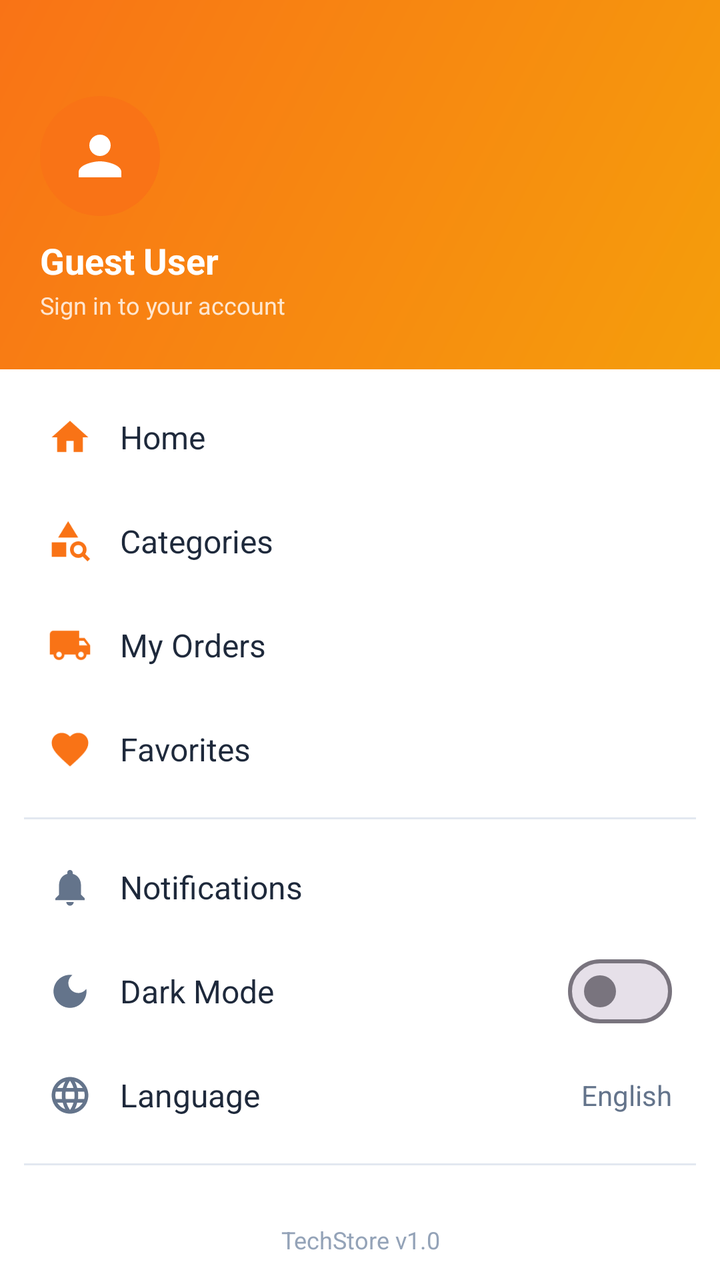
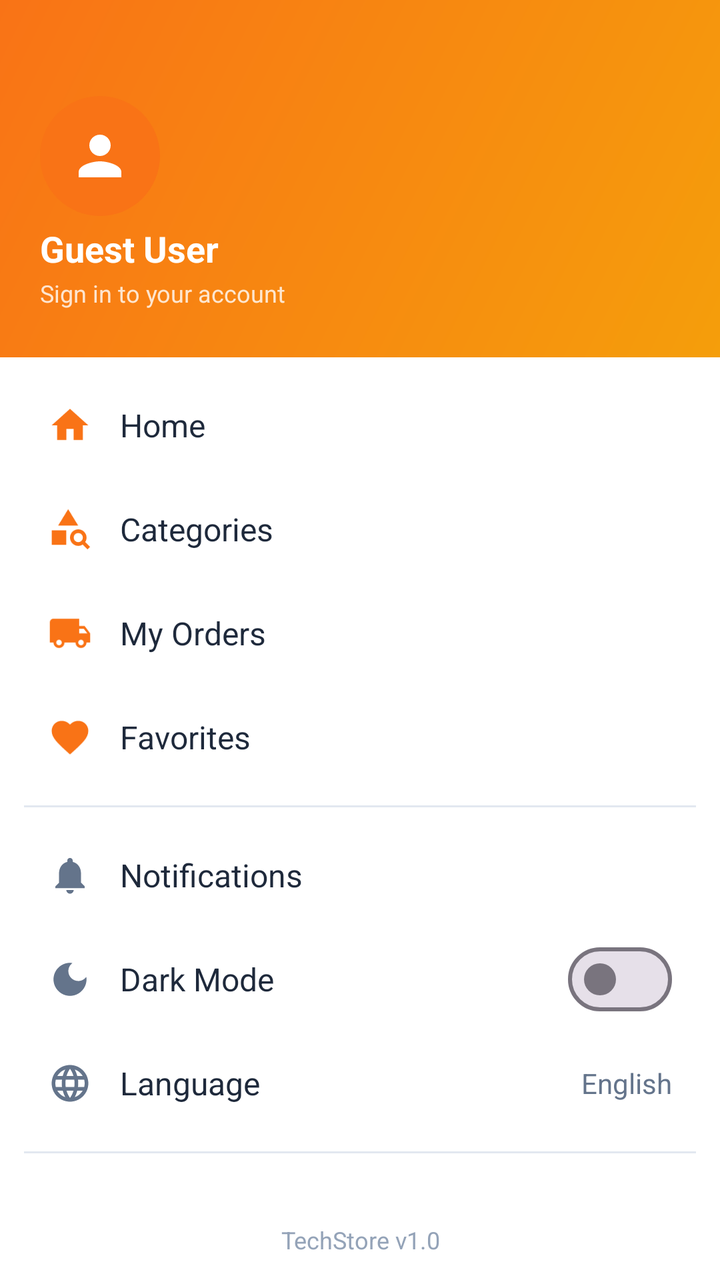

Compare the two renders of this Android layout. The source of the first and the diff that turns it into the second are given below.
<!-- AndroidManifest.xml: application theme Theme.BeckieDealApp -->
<!-- res/layout/layout_drawer.xml -->
﻿<?xml version="1.0" encoding="utf-8"?>

<LinearLayout
    xmlns:android="http://schemas.android.com/apk/res/android"
    xmlns:app="http://schemas.android.com/apk/res-auto"
    android:id="@+id/drawerPanel"
    android:layout_width="300dp"
    android:layout_height="match_parent"
    android:layout_gravity="start"
    android:background="@color/surface"
    android:orientation="vertical"
    android:fitsSystemWindows="true">

    
    <LinearLayout
        android:layout_width="match_parent"
        android:layout_height="wrap_content"
        android:background="@drawable/hero_gradient"
        android:orientation="vertical"
        android:paddingStart="20dp"
        android:paddingEnd="20dp"
        android:paddingTop="48dp"
        android:paddingBottom="24dp">

        
        <LinearLayout
            android:layout_width="60dp"
            android:layout_height="60dp"
            android:background="@drawable/about_icon_circle_bg"
            android:gravity="center">
            <ImageView
                android:id="@+id/drawerAvatar"
                android:layout_width="32dp"
                android:layout_height="32dp"
                android:src="@drawable/ic_person"
                android:contentDescription="User avatar"
                app:tint="@color/white_fixed" />
        </LinearLayout>

        <TextView
            android:id="@+id/drawerUserName"
            android:layout_width="wrap_content"
            android:layout_height="wrap_content"
            android:layout_marginTop="10dp"
            android:text="Guest User"
            android:textColor="@color/white_fixed"
            android:textSize="@dimen/text_size_title_small"
            android:textStyle="bold" />

        <TextView
            android:id="@+id/drawerUserEmail"
            android:layout_width="wrap_content"
            android:layout_height="wrap_content"
            android:layout_marginTop="2dp"
            android:text="Sign in to your account"
            android:textColor="#CCFFFFFF"
            android:textSize="@dimen/text_size_caption" />

    </LinearLayout>

    
    <ScrollView
        android:layout_width="match_parent"
        android:layout_height="0dp"
        android:layout_weight="1"
        android:scrollbars="none"
        android:paddingTop="8dp"
        android:paddingBottom="8dp">

        <LinearLayout
            android:layout_width="match_parent"
            android:layout_height="wrap_content"
            android:orientation="vertical"
            android:paddingHorizontal="12dp">

            
            <LinearLayout
                android:id="@+id/drawerHome"
                android:layout_width="match_parent"
                android:layout_height="52dp"
                android:background="@drawable/drawer_item_bg"
                android:clickable="true"
                android:focusable="true"
                android:gravity="center_vertical"
                android:orientation="horizontal"
                android:paddingHorizontal="12dp">
                <ImageView
                    android:layout_width="22dp"
                    android:layout_height="22dp"
                    android:src="@drawable/ic_home"
                    android:contentDescription="Home"
                    app:tint="@color/primary" />
                <TextView
                    android:layout_width="0dp"
                    android:layout_height="wrap_content"
                    android:layout_weight="1"
                    android:layout_marginStart="14dp"
                    android:text="Home"
                    android:textColor="@color/text_primary"
                    android:textSize="@dimen/text_size_body_large" />
            </LinearLayout>

            
            <LinearLayout
                android:id="@+id/drawerCategories"
                android:layout_width="match_parent"
                android:layout_height="52dp"
                android:background="@drawable/drawer_item_bg"
                android:clickable="true"
                android:focusable="true"
                android:gravity="center_vertical"
                android:orientation="horizontal"
                android:paddingHorizontal="12dp">
                <ImageView
                    android:layout_width="22dp"
                    android:layout_height="22dp"
                    android:src="@drawable/category_search_24"
                    android:contentDescription="Categories"
                    app:tint="@color/primary" />
                <TextView
                    android:layout_width="0dp"
                    android:layout_height="wrap_content"
                    android:layout_weight="1"
                    android:layout_marginStart="14dp"
                    android:text="Categories"
                    android:textColor="@color/text_primary"
                    android:textSize="@dimen/text_size_body_large" />
            </LinearLayout>

            
            <LinearLayout
                android:id="@+id/drawerOrders"
                android:layout_width="match_parent"
                android:layout_height="52dp"
                android:background="@drawable/drawer_item_bg"
                android:clickable="true"
                android:focusable="true"
                android:gravity="center_vertical"
                android:orientation="horizontal"
                android:paddingHorizontal="12dp">
                <ImageView
                    android:layout_width="22dp"
                    android:layout_height="22dp"
                    android:src="@drawable/ic_orders"
                    android:contentDescription="My Orders"
                    app:tint="@color/primary" />
                <TextView
                    android:layout_width="0dp"
                    android:layout_height="wrap_content"
                    android:layout_weight="1"
                    android:layout_marginStart="14dp"
                    android:text="My Orders"
                    android:textColor="@color/text_primary"
                    android:textSize="@dimen/text_size_body_large" />
            </LinearLayout>

            
            <LinearLayout
                android:id="@+id/drawerFavorites"
                android:layout_width="match_parent"
                android:layout_height="52dp"
                android:background="@drawable/drawer_item_bg"
                android:clickable="true"
                android:focusable="true"
                android:gravity="center_vertical"
                android:orientation="horizontal"
                android:paddingHorizontal="12dp">
                <ImageView
                    android:layout_width="22dp"
                    android:layout_height="22dp"
                    android:src="@drawable/ic_favorite"
                    android:contentDescription="Favorites"
                    app:tint="@color/primary" />
                <TextView
                    android:layout_width="0dp"
                    android:layout_height="wrap_content"
                    android:layout_weight="1"
                    android:layout_marginStart="14dp"
                    android:text="Favorites"
                    android:textColor="@color/text_primary"
                    android:textSize="@dimen/text_size_body_large" />
                
                <TextView
                    android:id="@+id/drawerFavBadge"
                    android:layout_width="22dp"
                    android:layout_height="22dp"
                    android:background="@drawable/badge_pill"
                    android:backgroundTint="@color/red_error"
                    android:gravity="center"
                    android:text="0"
                    android:textColor="@color/white_fixed"
                    android:textSize="@dimen/text_size_overline"
                    android:textStyle="bold"
                    android:visibility="gone" />
            </LinearLayout>

            
            <View
                android:layout_width="match_parent"
                android:layout_height="1dp"
                android:layout_marginVertical="8dp"
                android:background="@color/border_color" />

            
            <LinearLayout
                android:id="@+id/drawerNotifications"
                android:layout_width="match_parent"
                android:layout_height="52dp"
                android:background="@drawable/drawer_item_bg"
                android:clickable="true"
                android:focusable="true"
                android:gravity="center_vertical"
                android:orientation="horizontal"
                android:paddingHorizontal="12dp">
                <ImageView
                    android:layout_width="22dp"
                    android:layout_height="22dp"
                    android:src="@drawable/ic_notifications"
                    android:contentDescription="Notifications"
                    app:tint="@color/text_secondary" />
                <TextView
                    android:layout_width="0dp"
                    android:layout_height="wrap_content"
                    android:layout_weight="1"
                    android:layout_marginStart="14dp"
                    android:text="Notifications"
                    android:textColor="@color/text_primary"
                    android:textSize="@dimen/text_size_body_large" />
            </LinearLayout>

            
            <LinearLayout
                android:id="@+id/drawerDarkMode"
                android:layout_width="match_parent"
                android:layout_height="52dp"
                android:background="@drawable/drawer_item_bg"
                android:clickable="true"
                android:focusable="true"
                android:gravity="center_vertical"
                android:orientation="horizontal"
                android:paddingHorizontal="12dp">
                <ImageView
                    android:layout_width="22dp"
                    android:layout_height="22dp"
                    android:src="@drawable/ic_dark_mode"
                    android:contentDescription="Dark Mode"
                    app:tint="@color/text_secondary" />
                <TextView
                    android:layout_width="0dp"
                    android:layout_height="wrap_content"
                    android:layout_weight="1"
                    android:layout_marginStart="14dp"
                    android:text="Dark Mode"
                    android:textColor="@color/text_primary"
                    android:textSize="@dimen/text_size_body_large" />
                <com.google.android.material.materialswitch.MaterialSwitch
                    android:id="@+id/drawerDarkModeSwitch"
                    android:layout_width="wrap_content"
                    android:layout_height="wrap_content"
                    android:checked="false" />
            </LinearLayout>

            
            <LinearLayout
                android:id="@+id/drawerLanguage"
                android:layout_width="match_parent"
                android:layout_height="52dp"
                android:background="@drawable/drawer_item_bg"
                android:clickable="true"
                android:focusable="true"
                android:gravity="center_vertical"
                android:orientation="horizontal"
                android:paddingHorizontal="12dp">
                <ImageView
                    android:layout_width="22dp"
                    android:layout_height="22dp"
                    android:src="@drawable/ic_language"
                    android:contentDescription="Language"
                    app:tint="@color/text_secondary" />
                <TextView
                    android:layout_width="0dp"
                    android:layout_height="wrap_content"
                    android:layout_weight="1"
                    android:layout_marginStart="14dp"
                    android:text="Language"
                    android:textColor="@color/text_primary"
                    android:textSize="@dimen/text_size_body_large" />
                <TextView
                    android:id="@+id/drawerLanguageValue"
                    android:layout_width="wrap_content"
                    android:layout_height="wrap_content"
                    android:text="English"
                    android:textColor="@color/text_secondary"
                    android:textSize="@dimen/text_size_body" />
            </LinearLayout>

            
            <View
                android:layout_width="match_parent"
                android:layout_height="1dp"
                android:layout_marginVertical="8dp"
                android:background="@color/border_color" />

            
            <LinearLayout
                android:id="@+id/drawerAbout"
                android:layout_width="match_parent"
                android:layout_height="52dp"
                android:background="@drawable/drawer_item_bg"
                android:clickable="true"
                android:focusable="true"
                android:gravity="center_vertical"
                android:orientation="horizontal"
                android:paddingHorizontal="12dp">
                <ImageView
                    android:layout_width="22dp"
                    android:layout_height="22dp"
                    android:src="@drawable/ic_info"
                    android:contentDescription="About Us"
                    app:tint="@color/text_secondary" />
                <TextView
                    android:layout_width="0dp"
                    android:layout_height="wrap_content"
                    android:layout_weight="1"
                    android:layout_marginStart="14dp"
                    android:text="About Us"
                    android:textColor="@color/text_primary"
                    android:textSize="@dimen/text_size_body_large" />
            </LinearLayout>

            
            <LinearLayout
                android:id="@+id/drawerLogin"
                android:layout_width="match_parent"
                android:layout_height="52dp"
                android:background="@drawable/drawer_item_bg"
                android:clickable="true"
                android:focusable="true"
                android:gravity="center_vertical"
                android:orientation="horizontal"
                android:paddingHorizontal="12dp">
                <ImageView
                    android:id="@+id/drawerLoginIcon"
                    android:layout_width="22dp"
                    android:layout_height="22dp"
                    android:src="@drawable/ic_account"
                    android:contentDescription="Login"
                    app:tint="@color/text_secondary" />
                <TextView
                    android:id="@+id/drawerLoginLabel"
                    android:layout_width="0dp"
                    android:layout_height="wrap_content"
                    android:layout_weight="1"
                    android:layout_marginStart="14dp"
                    android:text="Login / Register"
                    android:textColor="@color/text_primary"
                    android:textSize="@dimen/text_size_body_large" />
            </LinearLayout>

        </LinearLayout>
    </ScrollView>

    
    <TextView
        android:layout_width="match_parent"
        android:layout_height="40dp"
        android:gravity="center"
        android:text="TechStore v1.0"
        android:textColor="@color/text_muted"
        android:textSize="@dimen/text_size_caption" />

</LinearLayout>
<!-- resources referenced by this layout -->
<resources>
  <color name="border_color">#E2E8F0</color>
  <color name="primary">#F97316</color>
  <color name="red_error">#EF4444</color>
  <color name="surface">#FFFFFF</color>
  <color name="text_muted">#94A3B8</color>
  <color name="text_primary">#1E293B</color>
  <color name="text_secondary">#64748B</color>
  <color name="white_fixed">#FFFFFF</color>
  <dimen name="text_size_body">13sp</dimen>
  <dimen name="text_size_body_large">15sp</dimen>
  <dimen name="text_size_caption">11sp</dimen>
  <dimen name="text_size_overline">9sp</dimen>
  <dimen name="text_size_title_small">17sp</dimen>
  <!-- drawable about_icon_circle_bg (drawable) -->
  <?xml version="1.0" encoding="utf-8"?>
  <shape xmlns:android="http://schemas.android.com/apk/res/android"
      android:shape="oval">
      <solid android:color="@color/primary" />
  </shape>
  <!-- drawable badge_pill (drawable) -->
  <?xml version="1.0" encoding="utf-8"?>
  <shape xmlns:android="http://schemas.android.com/apk/res/android"
      android:shape="oval">
      <solid android:color="@color/primary" />
      <stroke 
          android:width="1.5dp" 
          android:color="@color/surface" />
      <size android:width="14dp" android:height="14dp" />
  </shape>
  <!-- drawable hero_gradient (drawable) -->
  <?xml version="1.0" encoding="utf-8"?>
  <shape xmlns:android="http://schemas.android.com/apk/res/android">
      <gradient
          android:angle="135"
          android:startColor="#F59E0B"
          android:endColor="#F97316"
          android:type="linear" />
  </shape>
  <!-- drawable ic_home (drawable) -->
  <vector xmlns:android="http://schemas.android.com/apk/res/android"
      android:width="24dp"
      android:height="24dp"
      android:viewportWidth="24"
      android:viewportHeight="24">
      <path
          android:fillColor="@android:color/white"
          android:pathData="M10,20v-6h4v6h5v-8h3L12,3 2,12h3v8z" />
  </vector>
  <style name="Theme.BeckieDealApp" parent="Base.Theme.BeckieDealApp">
          <item name="buttonStyle">@style/Widget.App.Button</item>
          <item name="materialButtonStyle">@style/Widget.App.Button</item>
      </style>
  <style name="Widget.App.Button" parent="Widget.Material3.Button">
          <item name="shapeAppearance">@style/ShapeAppearance.App.Button.Pill</item>
      </style>
  <color name="on_primary">#FFFFFF</color>
  <color name="primary_container">#F97316</color>
  <color name="on_primary_container">#582200</color>
  <color name="background">#F8FAFC</color>
  <color name="on_surface">#251913</color>
  <style name="ShapeAppearance.App.Button.Pill" parent="">
          <item name="cornerFamily">rounded</item>
          <item name="cornerSize">50%</item>
      </style>
  <style name="Widget.App.BottomNav.ActiveIndicator" parent="Widget.Material3.BottomNavigationView.ActiveIndicator">
          <item name="android:color">@color/nav_indicator_fill</item>
          <item name="android:width">80dp</item>
          <item name="android:height">36dp</item>
          <item name="shapeAppearance">@style/ShapeAppearance.App.BottomNav.ActiveIndicator</item>
      </style>
  <color name="nav_indicator_fill">#FFF1EB</color>
  <style name="ShapeAppearance.App.BottomNav.ActiveIndicator" parent="">
          <item name="cornerFamily">rounded</item>
          <item name="cornerSize">50%</item>
      </style>
  <!-- unchanged entries left out for length: 12 -->
</resources>

<!-- the commit's change to res/layout/layout_drawer.xml (unified diff, before → after) -->
@@ -37,11 +37,22 @@
                 app:tint="@color/white_fixed" />
         </LinearLayout>
 
+        
+        <TextView
+            android:id="@+id/drawerWelcomeBack"
+            android:layout_width="wrap_content"
+            android:layout_height="wrap_content"
+            android:layout_marginTop="10dp"
+            android:text="Welcome back!"
+            android:textColor="#CCFFFFFF"
+            android:textSize="@dimen/text_size_caption"
+            android:visibility="gone" />
+
         <TextView
             android:id="@+id/drawerUserName"
             android:layout_width="wrap_content"
             android:layout_height="wrap_content"
-            android:layout_marginTop="10dp"
+            android:layout_marginTop="4dp"
             android:text="Guest User"
             android:textColor="@color/white_fixed"
             android:textSize="@dimen/text_size_title_small"
@@ -357,6 +368,35 @@
                     android:textSize="@dimen/text_size_body_large" />
             </LinearLayout>
 
+            
+            <LinearLayout
+                android:id="@+id/drawerLogout"
+                android:layout_width="match_parent"
+                android:layout_height="52dp"
+                android:background="@drawable/drawer_item_bg"
+                android:clickable="true"
+                android:focusable="true"
+                android:gravity="center_vertical"
+                android:orientation="horizontal"
+                android:paddingHorizontal="12dp"
+                android:visibility="gone">
+                <ImageView
+                    android:layout_width="22dp"
+                    android:layout_height="22dp"
+                    android:src="@drawable/ic_logout"
+                    android:contentDescription="Logout"
+                    app:tint="@color/red_error" />
+                <TextView
+                    android:layout_width="0dp"
+                    android:layout_height="wrap_content"
+                    android:layout_weight="1"
+                    android:layout_marginStart="14dp"
+                    android:text="Logout"
+                    android:textColor="@color/red_error"
+                    android:textSize="@dimen/text_size_body_large"
+                    android:textStyle="bold" />
+            </LinearLayout>
+
         </LinearLayout>
     </ScrollView>
 
<!-- resource entries referenced after the edit -->
@@ -48,6 +48,16 @@
           android:fillColor="@android:color/white"
           android:pathData="M10,20v-6h4v6h5v-8h3L12,3 2,12h3v8z" />
   </vector>
+  <!-- drawable ic_logout (drawable) -->
+  <vector xmlns:android="http://schemas.android.com/apk/res/android"
+      android:width="24dp"
+      android:height="24dp"
+      android:viewportWidth="24"
+      android:viewportHeight="24">
+      <path
+          android:fillColor="#000000"
+          android:pathData="M17,7l-1.41,1.41L18.17,11H8v2h10.17l-2.58,2.58L17,17l5,-5zM4,5h8V3H4c-1.1,0 -2,0.9 -2,2v14c0,1.1 0.9,2 2,2h8v-2H4V5z"/>
+  </vector>
   <style name="Theme.BeckieDealApp" parent="Base.Theme.BeckieDealApp">
           <item name="buttonStyle">@style/Widget.App.Button</item>
           <item name="materialButtonStyle">@style/Widget.App.Button</item>
